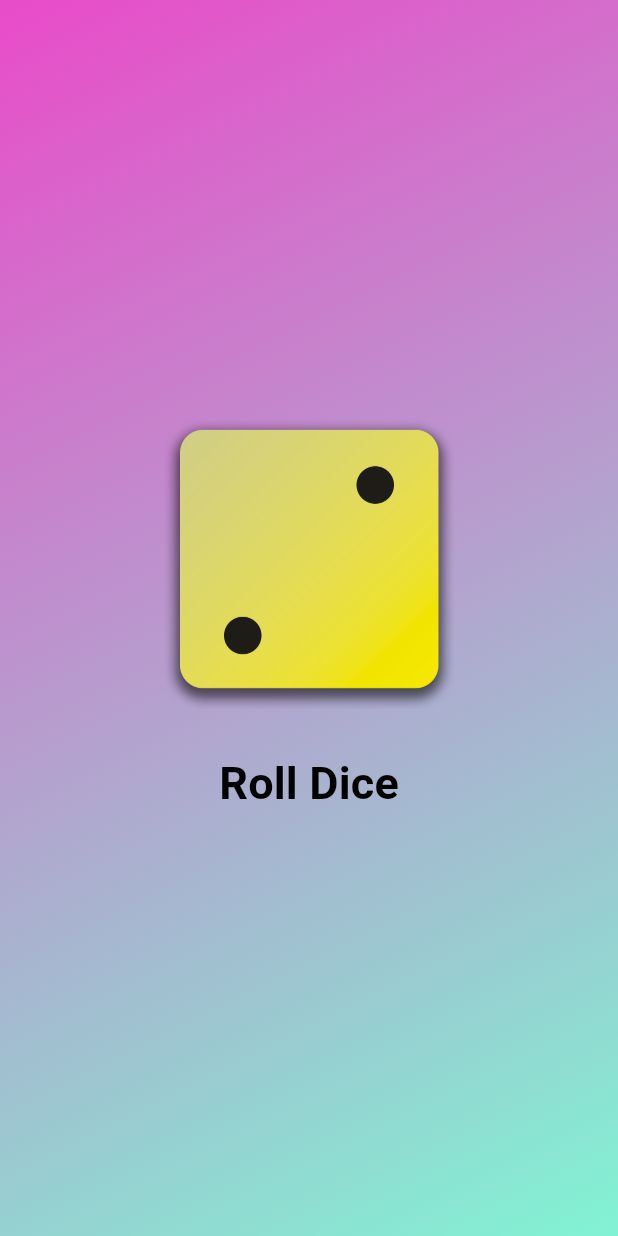
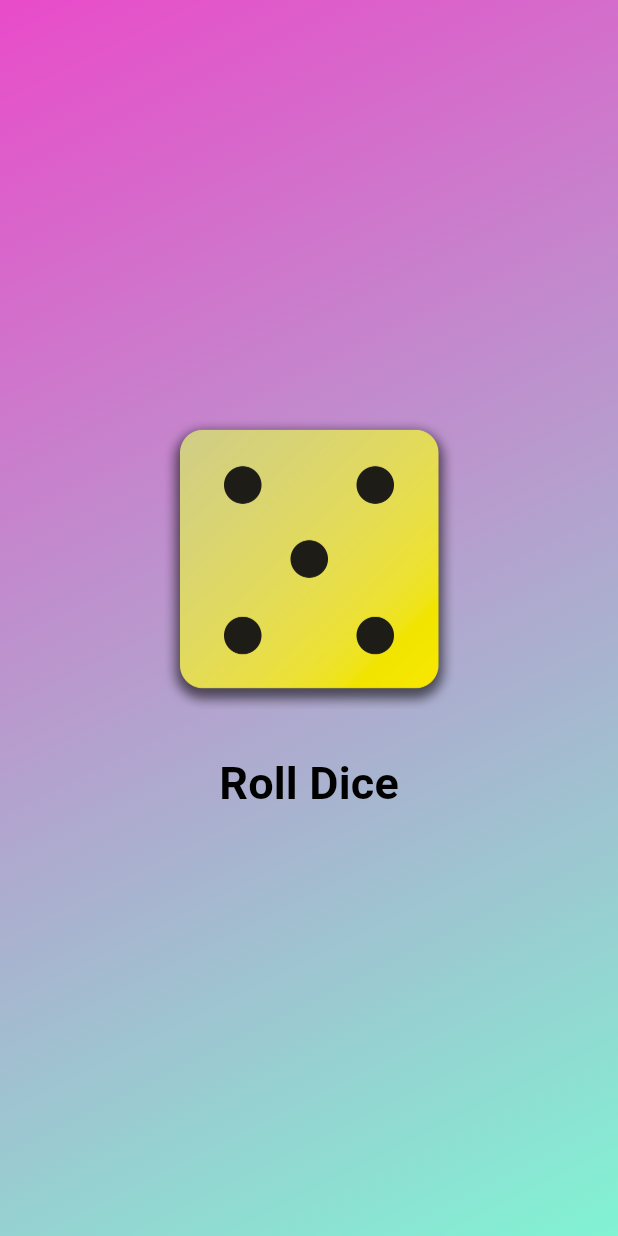
Before and after one commit to NetKanet/flutter-dice-roller-quiz-app, a Flutter app: the screen it shows after launch, after a tap on "Roll Dice", on a phone screen of 412 x 824 dp. Run offline on Flutter 3.47's test engine with Material 3 defaults, Android fonts, the phone set to English and light mode, and no system bars.

Commit message:
refactor: extract DiceRoller stateful widget with random dice roll

```diff
--- /dev/null
+++ b/lib/dice_roller.dart
@@ -0,0 +1,36 @@
+import 'package:flutter/material.dart';
+import 'dart:math';
+
+import 'package:flutter_dice_roller_quiz_app/styled_text.dart';
+
+final randomizer = Random();
+
+class DiceRoller extends StatefulWidget {
+  const DiceRoller({super.key});
+
+  @override
+  State<DiceRoller> createState() => _DiceRollerState();
+}
+
+class _DiceRollerState extends State<DiceRoller> {
+  var currentDiceRoll = 2;
+
+  void rollDice() {
+    setState(() {
+      // ← บอก Flutter วาดจอใหม่
+      currentDiceRoll = randomizer.nextInt(6) + 1;
+    });
+  }
+
+  @override
+  Widget build(BuildContext context) {
+    return Column(
+      mainAxisSize: MainAxisSize.min,
+      children: [
+        Image.asset('assets/images/dice-$currentDiceRoll.png', width: 200),
+        const SizedBox(height: 20),
+        TextButton(onPressed: rollDice, child: const StyledText("Roll Dice")),
+      ],
+    );
+  }
+}
--- a/lib/gradient_container.dart
+++ b/lib/gradient_container.dart
@@ -1,6 +1,6 @@
 import 'package:flutter/material.dart';
 
-import 'package:flutter_dice_roller_quiz_app/styled_text.dart';
+import 'package:flutter_dice_roller_quiz_app/dice_roller.dart';
 
 class GradientContainer extends StatelessWidget {
   const GradientContainer(this.color1, this.color2, {super.key});
@@ -12,10 +12,6 @@
   final Color color1;
   final Color color2;
 
-  void rollDice() {
-    print("Nice Click!!!");
-  }
-
   @override
   Widget build(BuildContext context) {
     return Container(
@@ -26,19 +22,7 @@
           end: AlignmentGeometry.bottomRight,
         ),
       ),
-      child: Center(
-        child: Column(
-          mainAxisSize: MainAxisSize.min,
-          children: [
-            Image.asset('assets/images/dice-2.png', width: 200),
-            const SizedBox(height: 20),
-            TextButton(
-              onPressed: rollDice,
-              child: const StyledText("Roll Dice"),
-            ),
-          ],
-        ),
-      ),
+      child: Center(child: DiceRoller()),
     );
   }
 }
```
